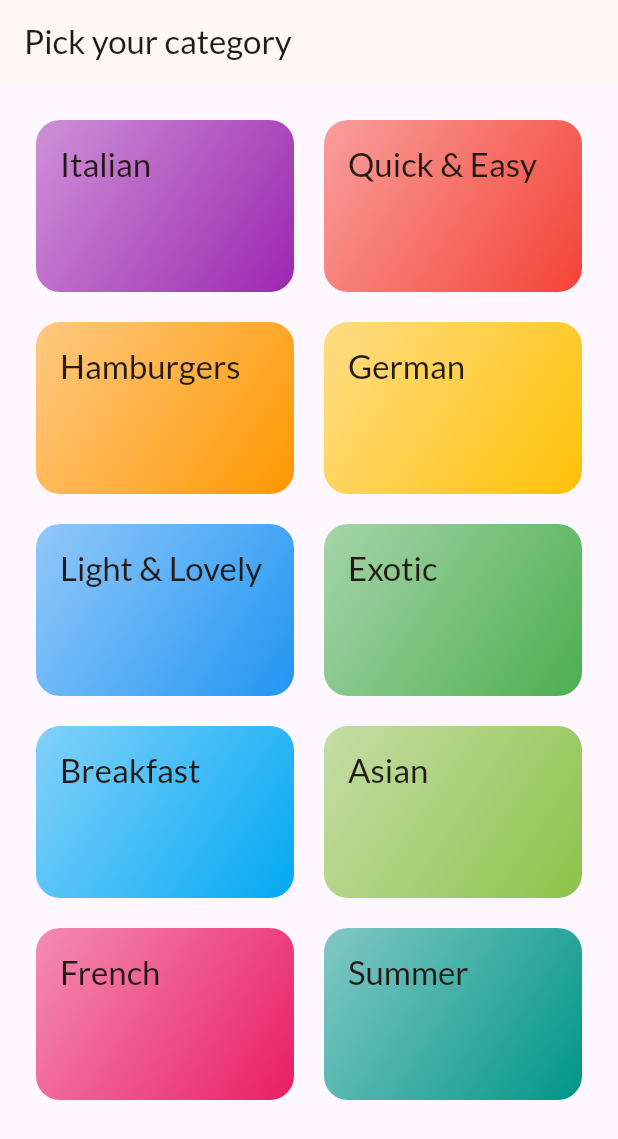
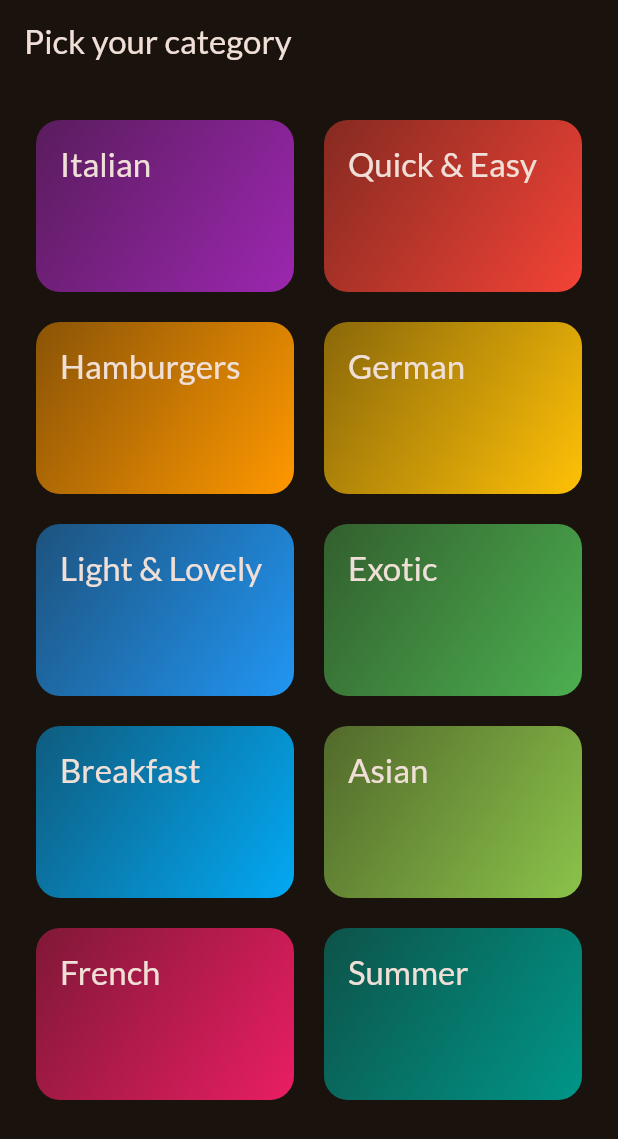
Before and after one commit to MNDragusin/meals_app, a Flutter app: the screen it shows after launch, on a phone screen of 412 x 824 dp. Shown: the top 1139 px of the screen. Run offline on Flutter 3.47's test engine with Material 3 defaults, Android fonts, the phone set to English and light mode, and no system bars; our stand-ins replace google_fonts, transparent_image.

```diff
--- a/lib/app_theme.dart
+++ b/lib/app_theme.dart
@@ -10,6 +10,15 @@ final defaultTheme = ThemeData.light().copyWith(
 
 final defaultDarkTheme = ThemeData.dark().copyWith(
   brightness: Brightness.dark,
-  colorScheme: ColorScheme.fromSeed(seedColor: Color.fromARGB(255, 131, 50, 0)),
+  colorScheme: ColorScheme.fromSeed(seedColor: Color.fromARGB(255, 131, 57, 0)),
   textTheme: GoogleFonts.latoTextTheme(),
 );
+
+final theme = ThemeData(
+  useMaterial3: true,
+  colorScheme: ColorScheme.fromSeed(
+    brightness: Brightness.dark,
+    seedColor: const Color.fromARGB(255, 131, 57, 0),
+  ),
+  textTheme: GoogleFonts.latoTextTheme(),
+);
--- a/lib/main.dart
+++ b/lib/main.dart
@@ -17,8 +17,7 @@ class MyApp extends StatelessWidget{
   @override
   Widget build(BuildContext context) {
     return MaterialApp(
-      theme: defaultTheme,
-      darkTheme: defaultDarkTheme,
+      theme: theme,
       home: const CategoriesScreen()
     );
   }
--- a/lib/widgets/meal_item.dart
+++ b/lib/widgets/meal_item.dart
@@ -5,9 +5,10 @@ import '../model/meal.dart';
 import 'meal_item_trait.dart';
 
 class MealItem extends StatelessWidget {
-  const MealItem({super.key, required this.meal});
+  const MealItem({super.key, required this.meal, required this.onSelectMeal});
 
   final Meal meal;
+  final void Function(Meal meal) onSelectMeal;
 
   String _toFirstLetterUpperCase(String value) {
     return value[0].toUpperCase() + value.substring(1);
@@ -21,7 +22,7 @@ class MealItem extends StatelessWidget {
       elevation: 2,
       shape: RoundedRectangleBorder(borderRadius: BorderRadius.circular(10)),
       child: InkWell(
-        onTap: () {},
+        onTap: () => onSelectMeal(meal),
         child: Stack(
           children: [
             FadeInImage(
```
Also changed, not shown: lib/screens/meal_details.dart (added, +55 -0 lines), lib/screens/meals.dart (+28 -29 lines).
